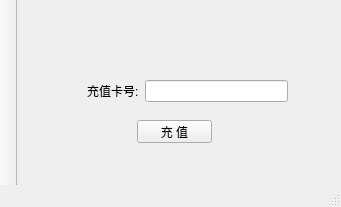
Old version of the form ui/wnd_client.ui in the repository decenfrontier/PyNetAuth.
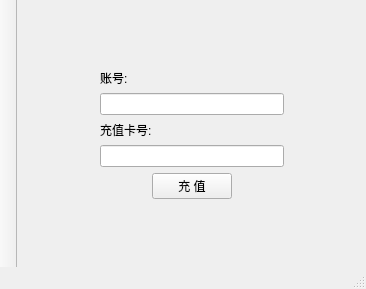
New version of the form. The open tabs and pages were chosen to show the change.

The edit to the form file:
```diff
--- a/ui/wnd_client.ui
+++ b/ui/wnd_client.ui
@@ -6,12 +6,15 @@
    <rect>
     <x>0</x>
     <y>0</y>
-    <width>341</width>
-    <height>207</height>
+    <width>366</width>
+    <height>289</height>
    </rect>
   </property>
   <property name="windowTitle">
-   <string>MainWindow</string>
+   <string>YZ网络验证-客户端</string>
+  </property>
+  <property name="toolButtonStyle">
+   <enum>Qt::ToolButtonTextUnderIcon</enum>
   </property>
   <widget class="QWidget" name="centralwidget">
    <layout class="QGridLayout" name="gridLayout">
@@ -150,37 +153,76 @@
        </widget>
       </widget>
       <widget class="QWidget" name="page_pay">
-       <widget class="QPushButton" name="pushButton_3">
-        <property name="geometry">
-         <rect>
-          <x>120</x>
-          <y>120</y>
-          <width>75</width>
-          <height>23</height>
-         </rect>
+       <layout class="QGridLayout" name="gridLayout_11">
+        <property name="leftMargin">
+         <number>0</number>
         </property>
-        <property name="text">
-         <string>充 值</string>
+        <property name="topMargin">
+         <number>0</number>
         </property>
-       </widget>
-       <widget class="QWidget" name="layoutWidget">
-        <property name="geometry">
-         <rect>
-          <x>70</x>
-          <y>80</y>
-          <width>201</width>
-          <height>22</height>
-         </rect>
+        <property name="rightMargin">
+         <number>0</number>
         </property>
-        <layout class="QGridLayout" name="gridLayout_4">
+        <property name="bottomMargin">
+         <number>0</number>
+        </property>
          <item row="0" column="0">
+         <widget class="QWidget" name="widget_3" native="true">
+          <layout class="QGridLayout" name="gridLayout_8">
+           <item row="0" column="2">
+            <spacer name="verticalSpacer_5">
+             <property name="orientation">
+              <enum>Qt::Vertical</enum>
+             </property>
+             <property name="sizeHint" stdset="0">
+              <size>
+               <width>20</width>
+               <height>62</height>
+              </size>
+             </property>
+            </spacer>
+           </item>
+           <item row="1" column="1" colspan="3">
+            <layout class="QVBoxLayout" name="verticalLayout_2">
+             <item>
+              <widget class="QLabel" name="label_13">
+               <property name="text">
+                <string>账号:</string>
+               </property>
+              </widget>
+             </item>
+             <item>
+              <widget class="QLineEdit" name="lineEdit_13">
+               <property name="text">
+                <string/>
+               </property>
+              </widget>
+             </item>
+            </layout>
+           </item>
+           <item row="2" column="0">
+            <spacer name="horizontalSpacer_13">
+             <property name="orientation">
+              <enum>Qt::Horizontal</enum>
+             </property>
+             <property name="sizeHint" stdset="0">
+              <size>
+               <width>74</width>
+               <height>20</height>
+              </size>
+             </property>
+            </spacer>
+           </item>
+           <item row="2" column="1" colspan="3">
+            <layout class="QVBoxLayout" name="verticalLayout">
+             <item>
           <widget class="QLabel" name="label_9">
            <property name="text">
             <string>充值卡号:</string>
            </property>
           </widget>
          </item>
-         <item row="0" column="1">
+             <item>
           <widget class="QLineEdit" name="lineEdit_9">
            <property name="text">
             <string/>
@@ -188,31 +230,115 @@
           </widget>
          </item>
         </layout>
-       </widget>
-      </widget>
-      <widget class="QWidget" name="page_findback">
-       <widget class="QPushButton" name="pushButton_4">
-        <property name="geometry">
-         <rect>
-          <x>120</x>
-          <y>140</y>
-          <width>75</width>
-          <height>23</height>
-         </rect>
-        </property>
+           </item>
+           <item row="2" column="4">
+            <spacer name="horizontalSpacer_14">
+             <property name="orientation">
+              <enum>Qt::Horizontal</enum>
+             </property>
+             <property name="sizeHint" stdset="0">
+              <size>
+               <width>73</width>
+               <height>20</height>
+              </size>
+             </property>
+            </spacer>
+           </item>
+           <item row="3" column="1">
+            <spacer name="horizontalSpacer_7">
+             <property name="orientation">
+              <enum>Qt::Horizontal</enum>
+             </property>
+             <property name="sizeHint" stdset="0">
+              <size>
+               <width>42</width>
+               <height>20</height>
+              </size>
+             </property>
+            </spacer>
+           </item>
+           <item row="3" column="2">
+            <widget class="QPushButton" name="pushButton_3">
         <property name="text">
-         <string>确定修改</string>
-        </property>
-       </widget>
-       <widget class="QWidget" name="layoutWidget">
-        <property name="geometry">
-         <rect>
-          <x>70</x>
-          <y>50</y>
-          <width>183</width>
-          <height>74</height>
-         </rect>
-        </property>
+              <string>充 值</string>
+             </property>
+            </widget>
+           </item>
+           <item row="3" column="3">
+            <spacer name="horizontalSpacer_8">
+             <property name="orientation">
+              <enum>Qt::Horizontal</enum>
+             </property>
+             <property name="sizeHint" stdset="0">
+              <size>
+               <width>42</width>
+               <height>20</height>
+              </size>
+             </property>
+            </spacer>
+           </item>
+           <item row="4" column="2">
+            <spacer name="verticalSpacer_6">
+             <property name="orientation">
+              <enum>Qt::Vertical</enum>
+             </property>
+             <property name="sizeHint" stdset="0">
+              <size>
+               <width>20</width>
+               <height>61</height>
+              </size>
+             </property>
+            </spacer>
+           </item>
+          </layout>
+         </widget>
+        </item>
+       </layout>
+      </widget>
+      <widget class="QWidget" name="page_modify">
+       <layout class="QGridLayout" name="gridLayout_16">
+        <property name="leftMargin">
+         <number>0</number>
+        </property>
+        <property name="topMargin">
+         <number>0</number>
+        </property>
+        <property name="rightMargin">
+         <number>0</number>
+        </property>
+        <property name="bottomMargin">
+         <number>0</number>
+        </property>
+        <item row="0" column="0">
+         <widget class="QWidget" name="widget_4" native="true">
+          <layout class="QGridLayout" name="gridLayout_4">
+           <item row="0" column="2">
+            <spacer name="verticalSpacer_7">
+             <property name="orientation">
+              <enum>Qt::Vertical</enum>
+             </property>
+             <property name="sizeHint" stdset="0">
+              <size>
+               <width>20</width>
+               <height>68</height>
+              </size>
+             </property>
+            </spacer>
+           </item>
+           <item row="1" column="0">
+            <spacer name="horizontalSpacer_15">
+             <property name="orientation">
+              <enum>Qt::Horizontal</enum>
+             </property>
+             <property name="sizeHint" stdset="0">
+              <size>
+               <width>69</width>
+               <height>20</height>
+              </size>
+             </property>
+            </spacer>
+           </item>
+           <item row="1" column="1" colspan="3">
         <layout class="QGridLayout" name="gridLayout_5">
          <item row="0" column="0">
           <widget class="QLabel" name="label_10">
@@ -245,7 +371,70 @@
           <widget class="QLineEdit" name="lineEdit_11"/>
          </item>
         </layout>
-       </widget>
+           </item>
+           <item row="1" column="4">
+            <spacer name="horizontalSpacer_16">
+             <property name="orientation">
+              <enum>Qt::Horizontal</enum>
+             </property>
+             <property name="sizeHint" stdset="0">
+              <size>
+               <width>68</width>
+               <height>20</height>
+              </size>
+             </property>
+            </spacer>
+           </item>
+           <item row="2" column="1">
+            <spacer name="horizontalSpacer_2">
+             <property name="orientation">
+              <enum>Qt::Horizontal</enum>
+             </property>
+             <property name="sizeHint" stdset="0">
+              <size>
+               <width>47</width>
+               <height>20</height>
+              </size>
+             </property>
+            </spacer>
+           </item>
+           <item row="2" column="2">
+            <widget class="QPushButton" name="pushButton_4">
+             <property name="text">
+              <string>确定修改</string>
+             </property>
+            </widget>
+           </item>
+           <item row="2" column="3">
+            <spacer name="horizontalSpacer">
+             <property name="orientation">
+              <enum>Qt::Horizontal</enum>
+             </property>
+             <property name="sizeHint" stdset="0">
+              <size>
+               <width>47</width>
+               <height>20</height>
+              </size>
+             </property>
+            </spacer>
+           </item>
+           <item row="3" column="2">
+            <spacer name="verticalSpacer_8">
+             <property name="orientation">
+              <enum>Qt::Vertical</enum>
+             </property>
+             <property name="sizeHint" stdset="0">
+              <size>
+               <width>20</width>
+               <height>67</height>
+              </size>
+             </property>
+            </spacer>
+           </item>
+          </layout>
+         </widget>
+        </item>
+       </layout>
       </widget>
      </widget>
     </item>
@@ -259,6 +448,12 @@
    <property name="movable">
     <bool>false</bool>
    </property>
+   <property name="orientation">
+    <enum>Qt::Vertical</enum>
+   </property>
+   <property name="floatable">
+    <bool>false</bool>
+   </property>
    <attribute name="toolBarArea">
     <enum>LeftToolBarArea</enum>
    </attribute>
```
Left out of the diff: 254 changed lines with no effect on the pictures. Lines whose indentation alone changed are shown as unchanged.
